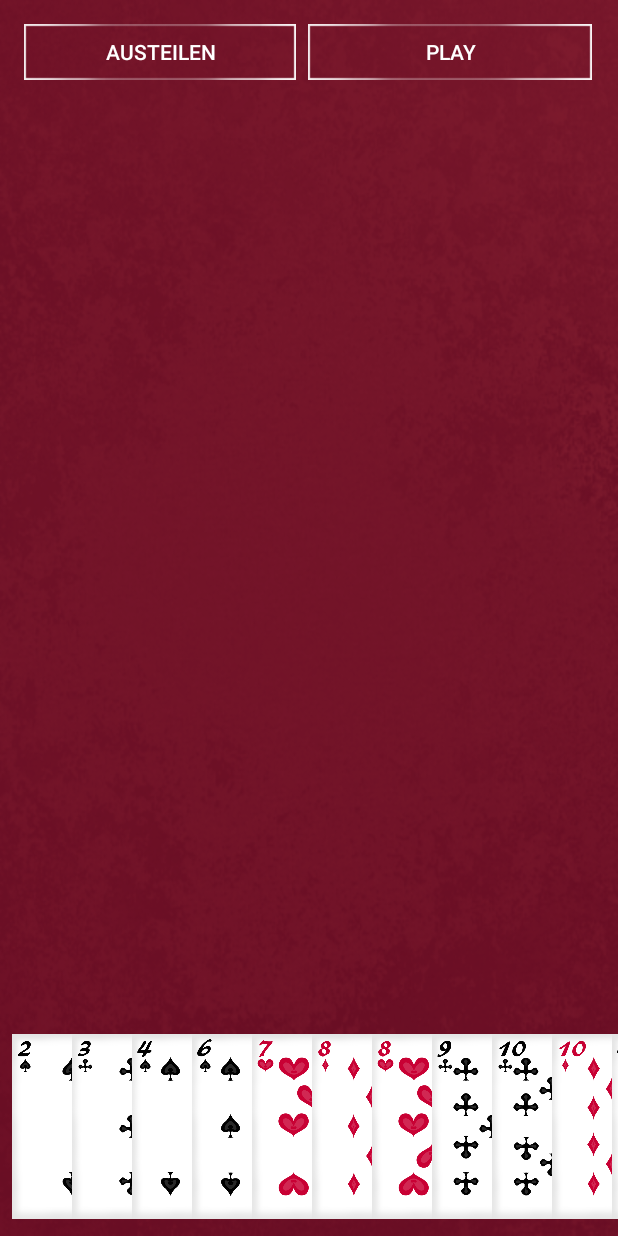
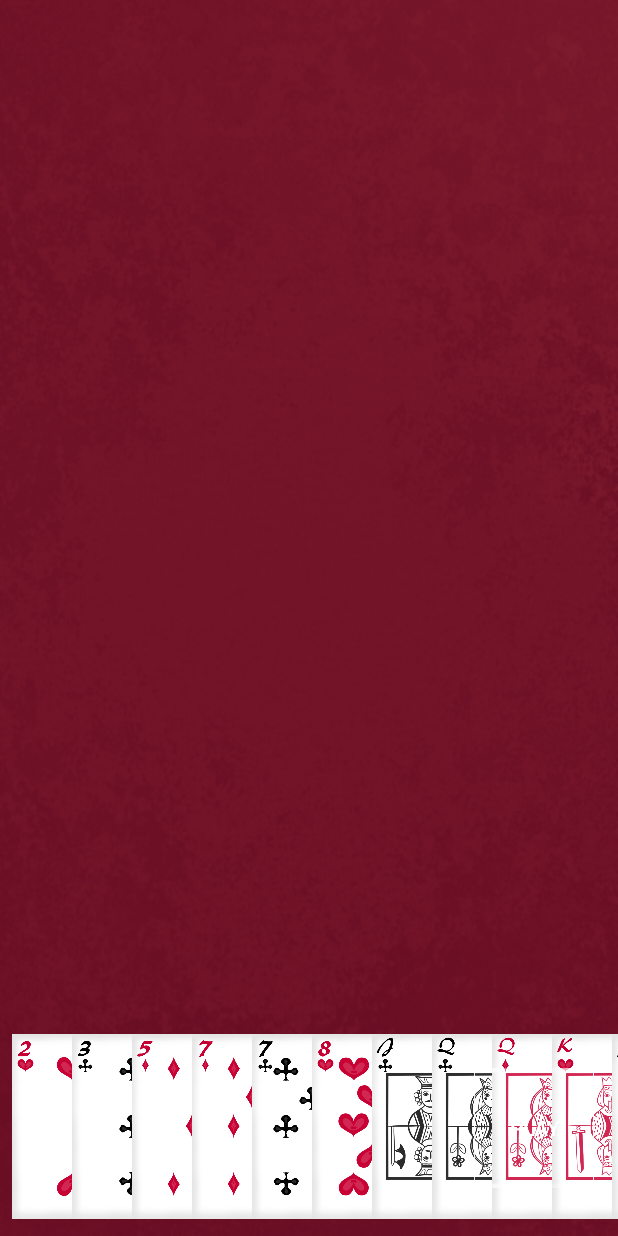
Before and after one commit to wagner-daniel94/Arschloch, an Android app: the GameActivity screen opened directly, with no data from a screen before it, after a tap on "PLAY", on a phone screen of 412 x 824 dp. Run offline under Robolectric (Android 15) with nearby library versions, the phone set to English and light mode, and no system bars; 1 other tap on this screen came first.

Commit message:
Alter diese Messages

```diff
--- a/app/src/main/java/com/example/arschloch/GameActivity.java
+++ b/app/src/main/java/com/example/arschloch/GameActivity.java
@@ -26,6 +26,7 @@ public class GameActivity extends AppCompatActivity {
     Player opponentPlayer1;
     Player opponentPlayer2;
     Player opponentPlayer3;
+    List<ImageView> handCardsImageViews;
     //Karten
     Cards card_deck;
     //Spieler an der Reihe
@@ -41,26 +42,56 @@ public class GameActivity extends AppCompatActivity {
         super.onCreate(savedInstanceState);
         setContentView(R.layout.activity_game);
 
-        Button austeilenBtn =(Button) findViewById(R.id.austeilenBtn);
         Button playBtn = (Button) findViewById(R.id.playBtn);
-
-        cards_distributing();
-        austeilenBtn.setOnClickListener(new View.OnClickListener() {
+        playBtn.setOnClickListener(new View.OnClickListener() {
             @Override
             public void onClick(View v) {
 
-                cards_distributing();
-                playersTurn = get_firstPlayer();
             }
         });
 
-        playBtn.setOnClickListener(new View.OnClickListener() {
-            @Override
-            public void onClick(View v) {
-                play_cards(humanPlayer);
+        handCardsImageViews = new ArrayList<ImageView>();
+
+        handCardsImageViews.add((ImageView)findViewById(R.id.card1));
+        handCardsImageViews.add((ImageView)findViewById(R.id.card2));
+        handCardsImageViews.add((ImageView)findViewById(R.id.card3));
+        handCardsImageViews.add((ImageView)findViewById(R.id.card4));
+        handCardsImageViews.add((ImageView)findViewById(R.id.card5));
+        handCardsImageViews.add((ImageView)findViewById(R.id.card6));
+        handCardsImageViews.add((ImageView)findViewById(R.id.card7));
+        handCardsImageViews.add((ImageView)findViewById(R.id.card8));
+        handCardsImageViews.add((ImageView)findViewById(R.id.card9));
+        handCardsImageViews.add((ImageView)findViewById(R.id.card10));
+        handCardsImageViews.add((ImageView)findViewById(R.id.card11));
+        handCardsImageViews.add((ImageView)findViewById(R.id.card12));
+        handCardsImageViews.add((ImageView)findViewById(R.id.card13));
+
+
+        gameLoop();
+    }
+
+
+    public void gameLoop(){
+
+        cards_distributing();
+        playersTurn = 1;
+
+
+        while(true){
+
+            if(playersTurn == 1){
+
             }
-        });
+
+
+            break;
+        }
+
+
+
     }
+
+
 
 /*
 * Das austeielen der Karten
@@ -126,30 +157,10 @@ public class GameActivity extends AppCompatActivity {
 
     }
 
-
     /*
     Karte einem ImageView zur Laufzeit zuweisen
      */
-
     public void set_card_imageView(){
-
-        List<ImageView> handCardsImageViews = new ArrayList<ImageView>();
-
-        handCardsImageViews.add((ImageView)findViewById(R.id.card1));
-        handCardsImageViews.add((ImageView)findViewById(R.id.card2));
-        handCardsImageViews.add((ImageView)findViewById(R.id.card3));
-        handCardsImageViews.add((ImageView)findViewById(R.id.card4));
-        handCardsImageViews.add((ImageView)findViewById(R.id.card5));
-        handCardsImageViews.add((ImageView)findViewById(R.id.card6));
-        handCardsImageViews.add((ImageView)findViewById(R.id.card7));
-        handCardsImageViews.add((ImageView)findViewById(R.id.card8));
-        handCardsImageViews.add((ImageView)findViewById(R.id.card9));
-        handCardsImageViews.add((ImageView)findViewById(R.id.card10));
-        handCardsImageViews.add((ImageView)findViewById(R.id.card11));
-        handCardsImageViews.add((ImageView)findViewById(R.id.card12));
-        handCardsImageViews.add((ImageView)findViewById(R.id.card13));
-
-
 
 
 
@@ -183,43 +194,12 @@ public class GameActivity extends AppCompatActivity {
     }
 
 
-    public void markCard(View v){
-
-        for(Card c: humanPlayer.getCards()){
-            if(c.getResourceId() == (int)v.getTag() && !c.isClicked()){
-                List<Card> markedCards = new ArrayList<>();
-                for(Card c1: humanPlayer.getCards()){
-                    if(c1.isClicked()){
-                        markedCards.add(c1);
-                    }
-                }
-                markedCards.add(c);
-                if(check_combination(markedCards)) {
-                    c.setClicked(true);
-                    System.out.println("Card Marked");
-                    Toast.makeText(this,"new combination",Toast.LENGTH_LONG).show();
-                }
-                else
-                    Toast.makeText(this,"invalid card selected",Toast.LENGTH_LONG).show();
-            }else if(c.getResourceId() ==(int)v.getTag() && c.isClicked()){
-                c.setClicked(false);
-                System.out.println("Card Demarked");
-            }
-        }
-        set_card_imageView();
-    }
-
-
-
-
-
 /*
 * Festlegung des ersten Spielers
 * */
     private int get_firstPlayer(){
         //Wenn Spieler Arschloch in der Runde zuvor war beginnt er das Spiel. Wenn es die erste Runde ist entscheidet der Zufall
         if(humanPlayer.isArschloch()){
-
             return 1;}
         else if(opponentPlayer1.isArschloch())
             return  2;
@@ -230,8 +210,6 @@ public class GameActivity extends AppCompatActivity {
         else
             return (int)(Math.random()*4)+1;
     }
-
-
 
     private Player get_winner(){
         int points =0;
@@ -259,55 +237,6 @@ public class GameActivity extends AppCompatActivity {
         return null;
     }
 
-
-
-
-/*
-* Überprüfung ob es eine gültige Kombintion ist
-* */
-    public static boolean check_combination(List<Card> choosen_cards){
-        boolean value_statement =true;
-        for(int i = 0; i < choosen_cards.size()-1;i++){
-            //Die ausgewählten Karten dürfen nur den gleichen Wert besitzen
-            if(choosen_cards.get(i).getValue() != choosen_cards.get(i+1).getValue())
-                value_statement = false;
-        }
-        //Die Anzahl der Karten muss mit der Anzahl zuvor gespielter Karten übereinstimmen
-        if((choosen_cards.size() == amountCardsPlayed || amountCardsPlayed == 0) && value_statement == true)
-            return true;
-        else
-            return false;
-    }
-
-
-
-
-/*
-* Das spielen von Karten von der KI
-* */
-    private void play_cards(Player p){
-        if (amountCardsPlayed == 0){
-            List<Card> combination = new ArrayList<Card>();
-            Card_value cv = p.getCards().get(0).getValue();
-            while (p.getCards().get(0).getValue() == cv){
-                combination.add(p.getCards().get(0));
-                p.getCards().remove(0);
-            }
-            if(check_combination(combination)){
-                amountCardsPlayed = combination.size();
-                cardValuePlayed = cv;
-            }
-        }
-        else {
-            int index = 0;
-
-            while (index != p.getCards().size()-1){
-                if(p.getCards().get(index).getValue().compareTo(cardValuePlayed) >= 0)
-                index++;
-            }
-        }
-
-    }
     //Zählen von Zügen
     private int turnCount (){
         if (playersTurn==0) {
@@ -317,9 +246,9 @@ public class GameActivity extends AppCompatActivity {
     }
     //Zählen des Spielers der an der Reihe ist
     private int playerPlayer () {
-        if (playersTurn == 3)
+        if (playersTurn == 4)
 
-            return 0;
+            return 1;
         else
             return playersTurn++;
 
--- a/app/src/main/res/layout/activity_game.xml
+++ b/app/src/main/res/layout/activity_game.xml
@@ -6,18 +6,6 @@
     android:layout_height="match_parent"
     android:background="@drawable/background"
     tools:context=".GameActivity">
-
-    <Button
-        android:id="@+id/austeilenBtn"
-        android:layout_width="181dp"
-        android:layout_height="37dp"
-        android:layout_marginStart="16dp"
-        android:layout_marginTop="16dp"
-        android:background="@drawable/buttonborder"
-        android:text="austeilen"
-        android:textColor="#FFFFFF"
-        app:layout_constraintStart_toStartOf="parent"
-        app:layout_constraintTop_toTopOf="parent" />
 
     <TextView
         android:id="@+id/spieler1TV"
@@ -32,18 +20,19 @@
 
     <Button
         android:id="@+id/playBtn"
-        android:layout_width="189dp"
-        android:layout_height="37dp"
-        android:layout_marginStart="8dp"
-        android:layout_marginTop="16dp"
+        android:layout_width="80dp"
+        android:layout_height="80dp"
+        android:layout_marginEnd="16dp"
+        android:layout_marginBottom="32dp"
         android:background="@drawable/buttonborder"
         android:text="play"
         android:textColor="#FFFFFF"
-        app:layout_constraintStart_toEndOf="@+id/austeilenBtn"
-        app:layout_constraintTop_toTopOf="parent" />
+        app:layout_constraintBottom_toBottomOf="parent"
+        app:layout_constraintEnd_toEndOf="parent" />
 
     <RelativeLayout
-        android:layout_width="715dp"
+        android:id="@+id/relativeLayout"
+        android:layout_width="580dp"
         android:layout_height="130dp"
         android:layout_marginStart="8dp"
         android:layout_marginBottom="8dp"
@@ -56,106 +45,116 @@
             android:layout_height="130dp"
             android:onClick="markCard"
             android:tag="Card1"
-            app:srcCompat="@drawable/back"
-            />
+            app:srcCompat="@drawable/back" />
 
         <ImageView
             android:id="@+id/card2"
             android:layout_width="80dp"
             android:layout_height="130dp"
+            android:layout_marginLeft="-40dp"
             android:layout_toEndOf="@id/card1"
-            android:layout_marginLeft="-40dp"
             android:onClick="markCard"
             android:tag="Card2"
             app:srcCompat="@drawable/back" />
+
         <ImageView
             android:id="@+id/card3"
             android:layout_width="80dp"
             android:layout_height="130dp"
+            android:layout_marginLeft="-40dp"
             android:layout_toEndOf="@id/card2"
-            android:layout_marginLeft="-40dp"
             android:onClick="markCard"
             app:srcCompat="@drawable/back" />
+
         <ImageView
             android:id="@+id/card4"
             android:layout_width="80dp"
             android:layout_height="130dp"
+            android:layout_marginLeft="-40dp"
             android:layout_toEndOf="@id/card3"
-            android:layout_marginLeft="-40dp"
             android:onClick="markCard"
             app:srcCompat="@drawable/back" />
+
         <ImageView
             android:id="@+id/card5"
             android:layout_width="80dp"
             android:layout_height="130dp"
+            android:layout_marginLeft="-40dp"
             android:layout_toEndOf="@id/card4"
-            android:layout_marginLeft="-40dp"
             android:onClick="markCard"
             app:srcCompat="@drawable/back" />
+
         <ImageView
             android:id="@+id/card6"
             android:layout_width="80dp"
             android:layout_height="130dp"
+            android:layout_marginLeft="-40dp"
             android:layout_toEndOf="@id/card5"
-            android:layout_marginLeft="-40dp"
             android:onClick="markCard"
             app:srcCompat="@drawable/back" />
+
         <ImageView
             android:id="@+id/card7"
             android:layout_width="80dp"
             android:layout_height="130dp"
+            android:layout_marginLeft="-40dp"
             android:layout_toEndOf="@id/card6"
-            android:layout_marginLeft="-40dp"
             android:onClick="markCard"
             app:srcCompat="@drawable/back" />
+
         <ImageView
             android:id="@+id/card8"
             android:layout_width="80dp"
             android:layout_height="130dp"
+            android:layout_marginLeft="-40dp"
             android:layout_toEndOf="@id/card7"
-            android:layout_marginLeft="-40dp"
             android:onClick="markCard"
             app:srcCompat="@drawable/back" />
+
         <ImageView
             android:id="@+id/card9"
             android:layout_width="80dp"
             android:layout_height="130dp"
+            android:layout_marginLeft="-40dp"
             android:layout_toEndOf="@id/card8"
-            android:layout_marginLeft="-40dp"
             android:onClick="markCard"
             app:srcCompat="@drawable/back" />
+
         <ImageView
             android:id="@+id/card10"
             android:layout_width="80dp"
             android:layout_height="130dp"
+            android:layout_marginLeft="-40dp"
             android:layout_toEndOf="@id/card9"
-            android:layout_marginLeft="-40dp"
             android:onClick="markCard"
             app:srcCompat="@drawable/back" />
+
         <ImageView
             android:id="@+id/card11"
             android:layout_width="80dp"
             android:layout_height="130dp"
+            android:layout_marginLeft="-40dp"
             android:layout_toEndOf="@id/card10"
-            android:layout_marginLeft="-40dp"
             android:onClick="markCard"
             app:srcCompat="@drawable/back" />
+
         <ImageView
             android:id="@+id/card12"
             android:layout_width="80dp"
             android:layout_height="130dp"
+            android:layout_marginLeft="-40dp"
             android:layout_toEndOf="@id/card11"
-            android:layout_marginLeft="-40dp"
             android:onClick="markCard"
             app:srcCompat="@drawable/back" />
+
         <ImageView
-        android:id="@+id/card13"
-        android:layout_width="80dp"
-        android:layout_height="130dp"
-        android:layout_toEndOf="@id/card12"
-        android:layout_marginLeft="-40dp"
+            android:id="@+id/card13"
+            android:layout_width="80dp"
+            android:layout_height="130dp"
+            android:layout_marginLeft="-40dp"
+            android:layout_toEndOf="@id/card12"
             android:onClick="markCard"
-        app:srcCompat="@drawable/back" />
+            app:srcCompat="@drawable/back" />
 
 
     </RelativeLayout>
```
Also changed, not shown: app/src/main/java/com/example/arschloch/HumanPlayer.java (+34 -0 lines), app/src/main/java/com/example/arschloch/Player.java (+14 -1 lines), app/src/main/res/drawable/style.xml (deleted, +0 -16 lines).
